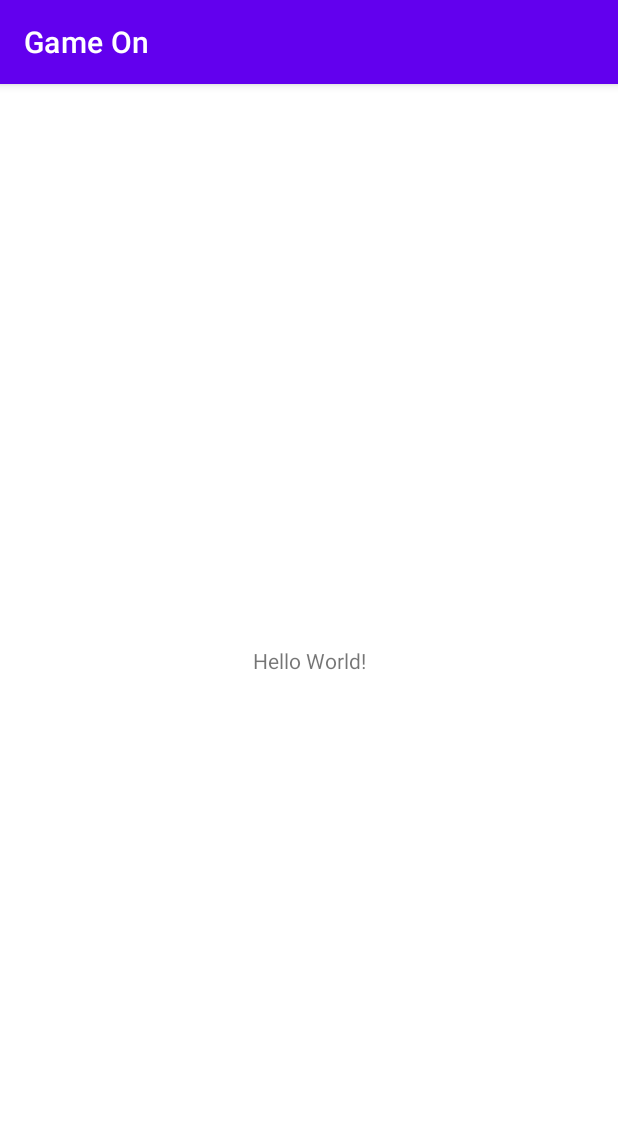
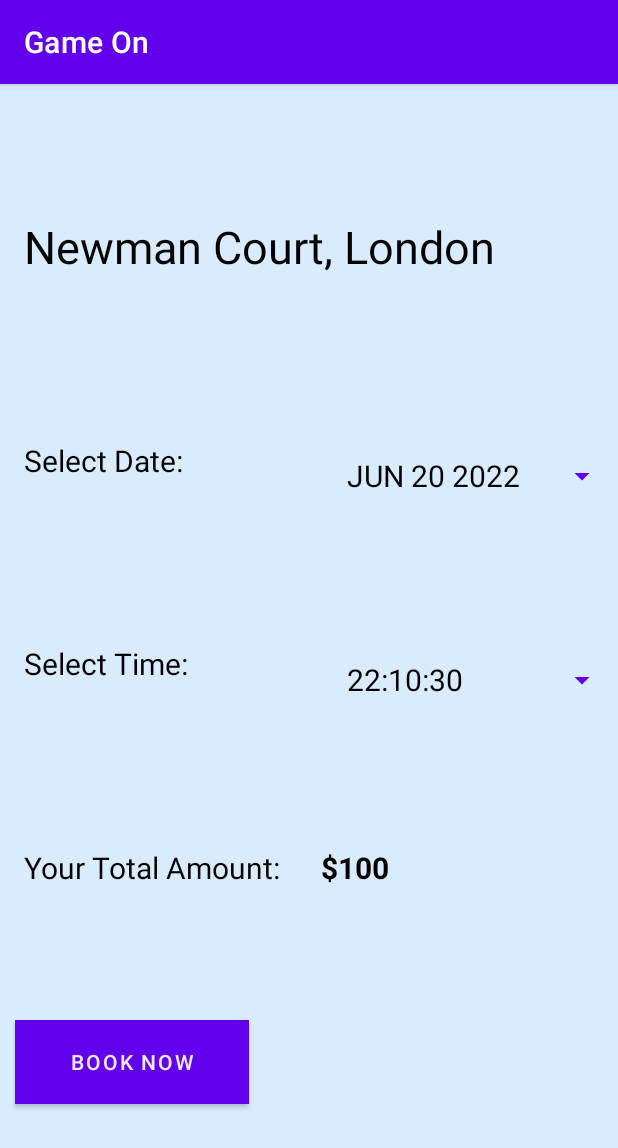
Before and after one commit to anoopbenny2022/GamesOn, an Android app: the screen it shows after launch (MainActivity before the commit, BookingCourt after it), on a phone screen of 412 x 824 dp. Shown: the top 1148 px of the screen. Run offline under Robolectric (Android 15) with nearby library versions, the phone set to English and light mode, and no system bars; libraries missing offline, so code that uses them is left out: com.razorpay.

Commit message:
Added payment screen and Book Court request

```diff
--- a/app/build.gradle
+++ b/app/build.gradle
@@ -32,6 +32,7 @@ dependencies {
     implementation 'androidx.appcompat:appcompat:1.4.2'
     implementation 'com.google.android.material:material:1.6.1'
     implementation 'androidx.constraintlayout:constraintlayout:2.1.4'
+    implementation 'com.razorpay:checkout:1.6.21'
     testImplementation 'junit:junit:4.13.2'
     androidTestImplementation 'androidx.test.ext:junit:1.1.3'
     androidTestImplementation 'androidx.test.espresso:espresso-core:3.4.0'
--- a/app/src/main/AndroidManifest.xml
+++ b/app/src/main/AndroidManifest.xml
@@ -15,6 +15,9 @@
         tools:targetApi="31">
         <activity
             android:name=".MainActivity"
+            android:exported="false" />
+        <activity
+            android:name=".BookingCourt"
             android:exported="true">
             <intent-filter>
                 <action android:name="android.intent.action.MAIN" />
--- /dev/null
+++ b/app/src/main/java/com/example/gameon/BookingCourt.java
@@ -0,0 +1,181 @@
+package com.example.gameon;
+
+import androidx.appcompat.app.AlertDialog;
+import androidx.appcompat.app.AppCompatActivity;
+
+import android.app.DatePickerDialog;
+import android.app.TimePickerDialog;
+import android.os.Bundle;
+import android.view.View;
+import android.widget.Button;
+import android.widget.DatePicker;
+import android.widget.TimePicker;
+import android.widget.Toast;
+
+import com.razorpay.Checkout;
+import com.razorpay.PaymentResultListener;
+
+import org.json.JSONException;
+import org.json.JSONObject;
+import android.widget.Button;
+
+import java.text.SimpleDateFormat;
+import java.util.Calendar;
+import java.util.Locale;
+import java.util.TimeZone;
+
+public class BookingCourt extends AppCompatActivity implements PaymentResultListener {
+
+    Button btPay;
+    private DatePickerDialog datePickerDialog;
+    private Button dateButton;
+    Button timeButton;
+    int hour, minute;
+    @Override
+    protected void onCreate(Bundle savedInstanceState) {
+        super.onCreate(savedInstanceState);
+        //For time picker
+        timeButton = findViewById(R.id.timeButton);
+
+        // For date picker
+        setContentView(R.layout.activity_booking_court2);
+        initDatePicker();
+        dateButton = findViewById(R.id.datePickerButton);
+        dateButton.setText(getTodaysDate());
+        // for razor pay
+        btPay = findViewById(R.id.bt_pay);
+        String sAmount="100";
+        int amount=Math.round(Float.parseFloat(sAmount)*100);
+        btPay.setOnClickListener(new View.OnClickListener() {
+                                     @Override
+                                     public void onClick(View view)
+                                     {
+                                         Checkout checkout = new Checkout();
+                                         checkout.setKeyID("rzp_live_iZOjirYZ6WPXbF");
+                                         checkout.setImage(com.razorpay.R.drawable.rzp_logo);
+                                         JSONObject object = new JSONObject();
+                                         try {
+                                             object.put("name", "GameOn");
+                                             object.put("description", "Payment");
+                                            // object.put("theme.color", "317ECC");
+                                             object.put("currency","USD");
+                                             object.put("amount",amount);
+                                             object.put("prefill.contact","9267445883");
+                                             object.put("prefill.email","androidtest@gmail.com");
+                                             checkout.open(BookingCourt.this,object);
+                                         } catch (JSONException e) {
+                                             e.printStackTrace();
+                                         }
+                                     }
+                                 }
+        );
+    }
+
+// for razor pay
+    @Override
+    public void onPaymentSuccess(String s) {
+        AlertDialog.Builder builder= new AlertDialog.Builder(this);
+        builder.setTitle("Payment ID");
+        builder.setMessage(s);
+        builder.show();
+    }
+
+    @Override
+    public void onPaymentError(int i, String s) {
+        Toast.makeText(getApplicationContext(),s,Toast.LENGTH_SHORT).show();
+
+    }
+
+
+// For date picker
+    private String getTodaysDate() {
+        Calendar cal = Calendar.getInstance();
+        int year = cal.get(Calendar.YEAR);
+        int month = cal.get(Calendar.MONTH);
+        month = month + 1;
+        int day = cal.get(Calendar.DAY_OF_MONTH);
+        return makeDateString(day, month, year);
+    }
+
+    private String makeDateString(int day, int month, int year) {
+        return getMonthFormat(month) + " " + day + " " + year;
+    }
+
+    private String getMonthFormat(int month) {
+        if(month == 1)
+            return "JAN";
+        if(month == 2)
+            return "FEB";
+        if(month == 3)
+            return "MAR";
+        if(month == 4)
+            return "APR";
+        if(month == 5)
+            return "MAY";
+        if(month == 6)
+            return "JUN";
+        if(month == 7)
+            return "JUL";
+        if(month == 8)
+            return "AUG";
+        if(month == 9)
+            return "SEP";
+        if(month == 10)
+            return "OCT";
+        if(month == 11)
+            return "NOV";
+        if(month == 12)
+            return "DEC";
+
+        //default should never happen
+        return "JAN";
+    }
+
+    private void initDatePicker() {
+        DatePickerDialog.OnDateSetListener dateSetListener = new DatePickerDialog.OnDateSetListener()
+        {
+            @Override
+            public void onDateSet(DatePicker datePicker, int year, int month, int day)
+            {
+                month = month + 1;
+                String date = makeDateString(day, month, year);
+                dateButton.setText(date);
+            }
+        };
+
+        Calendar cal = Calendar.getInstance();
+        int year = cal.get(Calendar.YEAR);
+        int month = cal.get(Calendar.MONTH);
+        int day = cal.get(Calendar.DAY_OF_MONTH);
+
+        int style = 3;
+        datePickerDialog = new DatePickerDialog(this, style, dateSetListener, year, month, day);
+        //datePickerDialog.getDatePicker().setMaxDate(System.currentTimeMillis());
+
+    }
+
+    public void openDatePicker(View view) {
+        datePickerDialog.show();
+    }
+// Time picker
+public void popTimePicker(View view)
+{
+    TimePickerDialog.OnTimeSetListener onTimeSetListener = new TimePickerDialog.OnTimeSetListener()
+    {
+        @Override
+        public void onTimeSet(TimePicker timePicker, int selectedHour, int selectedMinute)
+        {
+            hour = selectedHour;
+            minute = selectedMinute;
+            timeButton.setText(String.format(Locale.getDefault(), "%02d:%02d",hour, minute));
+        }
+    };
+
+    //int style =3;
+
+    TimePickerDialog timePickerDialog = new TimePickerDialog(this,/* style,*/ onTimeSetListener, hour, minute, true);
+
+    timePickerDialog.setTitle("Select Time");
+    timePickerDialog.show();
+}
+}
--- /dev/null
+++ b/app/src/main/res/layout/activity_booking_court2.xml
@@ -0,0 +1,133 @@
+<?xml version="1.0" encoding="utf-8"?>
+<androidx.constraintlayout.widget.ConstraintLayout xmlns:android="http://schemas.android.com/apk/res/android"
+    xmlns:app="http://schemas.android.com/apk/res-auto"
+    xmlns:tools="http://schemas.android.com/tools"
+    android:layout_width="match_parent"
+    android:layout_height="match_parent"
+    android:background="#D9ECFF"
+    android:textAlignment="center"
+    tools:context=".BookingCourt">
+
+    <TextView
+        android:id="@+id/textView5"
+        android:layout_width="199dp"
+        android:layout_height="48dp"
+        android:layout_marginStart="16dp"
+        android:text="Select Time:"
+        android:textColor="@color/black"
+        android:textSize="20sp"
+        app:layout_constraintBottom_toTopOf="@+id/textView1"
+        app:layout_constraintEnd_toStartOf="@+id/timeButton"
+        app:layout_constraintHorizontal_bias="0.5"
+        app:layout_constraintStart_toStartOf="parent"
+        app:layout_constraintTop_toBottomOf="@+id/textView" />
+
+    <TextView
+        android:id="@+id/textView"
+        android:layout_width="199dp"
+        android:layout_height="47dp"
+        android:layout_marginStart="16dp"
+        android:text="@string/select_date"
+        android:textColor="@color/black"
+        android:textSize="20sp"
+        app:layout_constraintBottom_toTopOf="@+id/textView5"
+        app:layout_constraintEnd_toStartOf="@+id/datePickerButton"
+        app:layout_constraintHorizontal_bias="0.5"
+        app:layout_constraintStart_toStartOf="parent"
+        app:layout_constraintTop_toBottomOf="@+id/textView6" />
+
+    <Button
+        android:id="@+id/datePickerButton"
+        style="?android:spinnerStyle"
+        android:layout_width="0dp"
+        android:layout_height="wrap_content"
+        android:onClick="openDatePicker"
+        android:text="@string/jan_01_2020"
+        android:textAlignment="viewStart"
+        android:textColor="@color/black"
+        android:textSize="20sp"
+        app:layout_constraintBottom_toTopOf="@+id/timeButton"
+        app:layout_constraintEnd_toEndOf="parent"
+        app:layout_constraintHorizontal_bias="0.5"
+        app:layout_constraintStart_toEndOf="@+id/textView"
+        app:layout_constraintTop_toBottomOf="@+id/textView6" />
+
+    <TextView
+        android:id="@+id/textView1"
+        android:layout_width="0dp"
+        android:layout_height="wrap_content"
+        android:layout_marginStart="16dp"
+        android:text="Your Total Amount:"
+        android:textColor="@color/black"
+        android:textSize="20sp"
+        app:layout_constraintBottom_toTopOf="@+id/bt_pay"
+        app:layout_constraintEnd_toStartOf="@+id/textView4"
+        app:layout_constraintHorizontal_bias="0.5"
+        app:layout_constraintStart_toStartOf="parent"
+        app:layout_constraintTop_toBottomOf="@+id/textView5" />
+
+    <TextView
+        android:id="@+id/textView4"
+        android:layout_width="0dp"
+        android:layout_height="wrap_content"
+        android:text="@string/_100"
+        android:textAlignment="viewStart"
+        android:textColor="@color/black"
+        android:textSize="20sp"
+        android:textStyle="bold"
+        app:layout_constraintBottom_toTopOf="@+id/bt_pay"
+        app:layout_constraintEnd_toEndOf="parent"
+        app:layout_constraintHorizontal_bias="0.5"
+        app:layout_constraintStart_toEndOf="@+id/textView1"
+        app:layout_constraintTop_toBottomOf="@+id/timeButton" />
+
+    <Button
+        android:id="@+id/bt_pay"
+        android:layout_width="156dp"
+        android:layout_height="56dp"
+        android:background="#2F6398"
+        android:backgroundTint="#D6CFCF"
+        android:text="@string/book_now"
+        android:textColor="#ECE7E7"
+        app:layout_constraintBottom_toBottomOf="parent"
+        app:layout_constraintEnd_toEndOf="parent"
+        app:layout_constraintHorizontal_bias="0.04"
+        app:layout_constraintStart_toStartOf="parent"
+        app:layout_constraintTop_toBottomOf="@+id/textView1" />
+
+    <Button
+        android:id="@+id/timeButton"
+        style="?android:spinnerStyle"
+        android:layout_width="0dp"
+        android:layout_height="wrap_content"
+        android:autofillHints=""
+        android:ems="10"
+        android:inputType="time"
+        android:minHeight="48dp"
+        android:onClick="popTimePicker"
+        android:text="22:10:30"
+        android:textAlignment="viewStart"
+        android:textColor="@color/black"
+        android:textSize="20sp"
+        app:layout_constraintBottom_toTopOf="@+id/textView4"
+        app:layout_constraintEnd_toEndOf="parent"
+        app:layout_constraintHorizontal_bias="0.5"
+        app:layout_constraintStart_toEndOf="@+id/textView5"
+        app:layout_constraintTop_toBottomOf="@+id/datePickerButton" />
+
+    <TextView
+        android:id="@+id/textView6"
+        android:layout_width="527dp"
+        android:layout_height="61dp"
+        android:layout_marginStart="16dp"
+        android:text="Newman Court, London"
+        android:textColor="#040303"
+        android:textSize="30sp"
+        app:layout_constraintBottom_toTopOf="@+id/textView"
+        app:layout_constraintEnd_toEndOf="parent"
+        app:layout_constraintHorizontal_bias="0.0"
+        app:layout_constraintStart_toStartOf="parent"
+        app:layout_constraintTop_toTopOf="parent" />
+
+
+</androidx.constraintlayout.widget.ConstraintLayout>
--- a/app/src/main/res/values/colors.xml
+++ b/app/src/main/res/values/colors.xml
@@ -7,4 +7,5 @@
     <color name="teal_700">#FF018786</color>
     <color name="black">#FF000000</color>
     <color name="white">#FFFFFFFF</color>
+    <color name="blue_200">#FF317ECC</color>
 </resources>
--- a/app/src/main/res/values/strings.xml
+++ b/app/src/main/res/values/strings.xml
@@ -1,3 +1,10 @@
 <resources>
     <string name="app_name">Game On</string>
+    <string name="select_date">Select Date:</string>
+    <string name="jan_01_2020">JAN 01 2020</string>
+    <string name="_100">$100</string>
+    <string name="your_total_amount">Your Total Amount</string>
+    <string name="pay">Pay</string>
+    <string name="button">Button</string>
+    <string name="book_now">Book Now</string>
 </resources>
```
